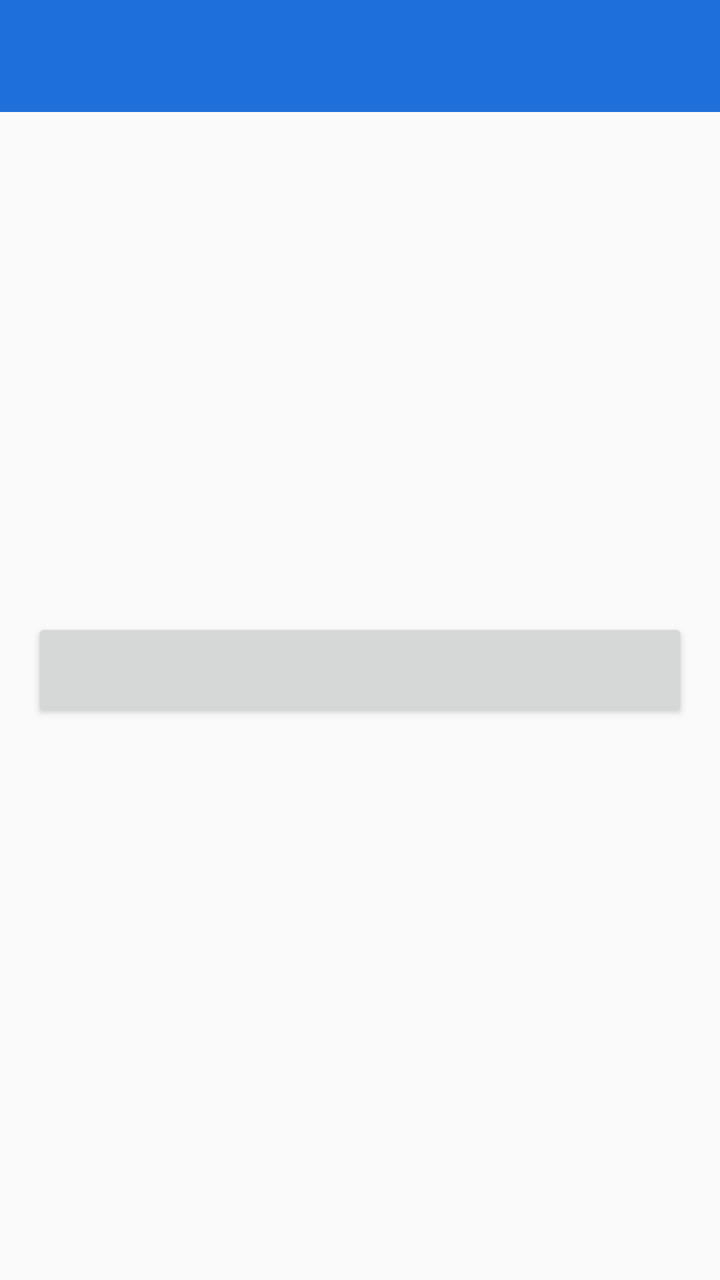
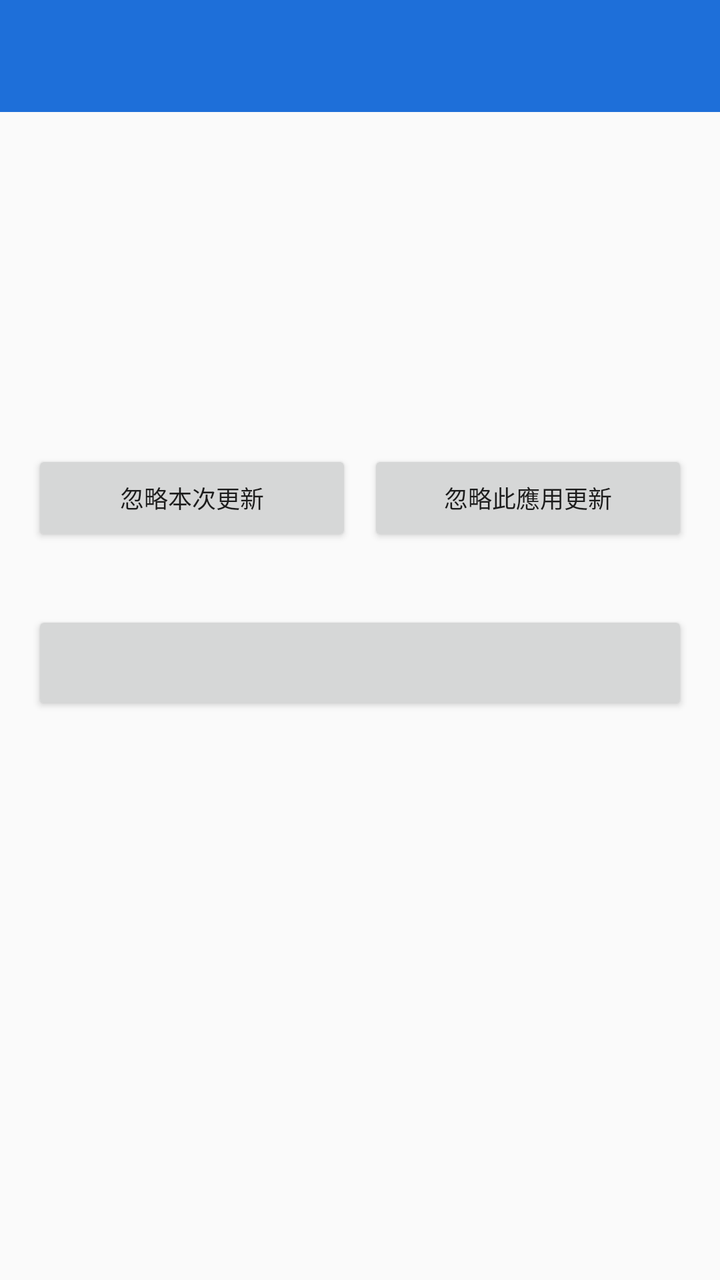

An Android layout rendered at two revisions. The XML below is the earlier revision; the diff shows what the commit changed to produce the second picture.
<!-- AndroidManifest.xml: application theme Theme.YybLite -->
<!-- res/layout/activity_detail.xml -->
<?xml version="1.0" encoding="utf-8"?>
<LinearLayout xmlns:android="http://schemas.android.com/apk/res/android"
    android:layout_width="match_parent"
    android:layout_height="match_parent"
    android:orientation="vertical">

    <androidx.appcompat.widget.Toolbar
        android:id="@+id/toolbar"
        android:layout_width="match_parent"
        android:layout_height="?attr/actionBarSize"
        android:background="?attr/colorPrimary"
        android:theme="@style/ThemeOverlay.AppCompat.Dark.ActionBar"
        android:popupTheme="@style/ThemeOverlay.AppCompat.Light" />

    <ScrollView
        android:layout_width="match_parent"
        android:layout_height="0dp"
        android:layout_weight="1"
        android:fillViewport="true">

        <LinearLayout
            android:layout_width="match_parent"
            android:layout_height="wrap_content"
            android:orientation="vertical"
            android:paddingStart="16dp"
            android:paddingTop="8dp"
            android:paddingEnd="16dp"
            android:paddingBottom="16dp">

            <LinearLayout
                android:layout_width="match_parent"
                android:layout_height="wrap_content"
                android:gravity="center_vertical"
                android:orientation="horizontal"
                android:paddingTop="8dp"
                android:paddingBottom="8dp">

                <ImageView
                    android:id="@+id/icon"
                    android:layout_width="72dp"
                    android:layout_height="72dp"
                    android:contentDescription="@null"
                    android:scaleType="fitCenter"
                    android:src="@android:drawable/sym_def_app_icon" />

                <LinearLayout
                    android:layout_width="0dp"
                    android:layout_height="wrap_content"
                    android:layout_marginStart="14dp"
                    android:layout_weight="1"
                    android:orientation="vertical">

                    <TextView
                        android:id="@+id/name"
                        android:layout_width="match_parent"
                        android:layout_height="wrap_content"
                        android:textSize="20sp"
                        android:textStyle="bold" />

                    <TextView
                        android:id="@+id/developer"
                        android:layout_width="match_parent"
                        android:layout_height="wrap_content"
                        android:layout_marginTop="4dp"
                        android:textSize="13sp" />

                    <TextView
                        android:id="@+id/meta"
                        android:layout_width="match_parent"
                        android:layout_height="wrap_content"
                        android:layout_marginTop="2dp"
                        android:textSize="12sp" />
                </LinearLayout>
            </LinearLayout>

            <TextView
                android:id="@+id/versions"
                android:layout_width="match_parent"
                android:layout_height="wrap_content"
                android:paddingTop="8dp"
                android:paddingBottom="4dp"
                android:textSize="14sp" />

            <TextView
                android:id="@+id/size"
                android:layout_width="match_parent"
                android:layout_height="wrap_content"
                android:paddingTop="2dp"
                android:paddingBottom="2dp"
                android:textSize="14sp" />

            <TextView
                android:id="@+id/abi"
                android:layout_width="match_parent"
                android:layout_height="wrap_content"
                android:paddingTop="2dp"
                android:paddingBottom="8dp"
                android:textSize="14sp" />

            <HorizontalScrollView
                android:layout_width="match_parent"
                android:layout_height="wrap_content"
                android:scrollbars="none">

                <LinearLayout
                    android:id="@+id/screenshots"
                    android:layout_width="wrap_content"
                    android:layout_height="wrap_content"
                    android:orientation="horizontal" />
            </HorizontalScrollView>

            <TextView
                android:id="@+id/intro"
                android:layout_width="match_parent"
                android:layout_height="wrap_content"
                android:paddingTop="12dp"
                android:paddingBottom="12dp"
                android:textSize="13sp" />

            <TextView
                android:id="@+id/status"
                android:layout_width="match_parent"
                android:layout_height="wrap_content"
                android:paddingBottom="8dp"
                android:textSize="12sp" />

            <Button
                android:id="@+id/action"
                android:layout_width="match_parent"
                android:layout_height="52dp"
                android:layout_marginTop="8dp"
                android:textSize="16sp" />
        </LinearLayout>
    </ScrollView>
</LinearLayout>
<!-- resources referenced by this layout -->
<resources>
  <style name="Theme.YybLite" parent="Theme.AppCompat.DayNight.NoActionBar">
          <item name="colorPrimary">#FF1E6FD9</item>
          <item name="colorPrimaryDark">#FF14539F</item>
          <item name="colorAccent">#FF1E6FD9</item>
      </style>
</resources>

<!-- the commit's change to res/layout/activity_detail.xml (unified diff, before → after) -->
@@ -33,7 +33,7 @@
                 android:gravity="center_vertical"
                 android:orientation="horizontal"
                 android:paddingTop="8dp"
-                android:paddingBottom="8dp">
+                android:paddingBottom="4dp">
 
                 <ImageView
                     android:id="@+id/icon"
@@ -58,6 +58,13 @@
                         android:textStyle="bold" />
 
                     <TextView
+                        android:id="@+id/slogan"
+                        android:layout_width="match_parent"
+                        android:layout_height="wrap_content"
+                        android:layout_marginTop="2dp"
+                        android:textSize="12sp" />
+
+                    <TextView
                         android:id="@+id/developer"
                         android:layout_width="match_parent"
                         android:layout_height="wrap_content"
@@ -74,32 +81,30 @@
             </LinearLayout>
 
             <TextView
-                android:id="@+id/versions"
-                android:layout_width="match_parent"
-                android:layout_height="wrap_content"
-                android:paddingTop="8dp"
-                android:paddingBottom="4dp"
-                android:textSize="14sp" />
-
-            <TextView
-                android:id="@+id/size"
-                android:layout_width="match_parent"
-                android:layout_height="wrap_content"
-                android:paddingTop="2dp"
-                android:paddingBottom="2dp"
-                android:textSize="14sp" />
-
-            <TextView
-                android:id="@+id/abi"
-                android:layout_width="match_parent"
-                android:layout_height="wrap_content"
-                android:paddingTop="2dp"
-                android:paddingBottom="8dp"
-                android:textSize="14sp" />
+                android:id="@+id/official"
+                android:layout_width="wrap_content"
+                android:layout_height="wrap_content"
+                android:layout_marginTop="4dp"
+                android:background="?attr/colorControlHighlight"
+                android:paddingStart="8dp"
+                android:paddingTop="3dp"
+                android:paddingEnd="8dp"
+                android:paddingBottom="3dp"
+                android:text="@string/detail_official"
+                android:textSize="11sp"
+                android:visibility="gone" />
+
+            <LinearLayout
+                android:id="@+id/info"
+                android:layout_width="match_parent"
+                android:layout_height="wrap_content"
+                android:orientation="vertical"
+                android:paddingTop="10dp" />
 
             <HorizontalScrollView
                 android:layout_width="match_parent"
                 android:layout_height="wrap_content"
+                android:layout_marginTop="8dp"
                 android:scrollbars="none">
 
                 <LinearLayout
@@ -114,21 +119,94 @@
                 android:layout_width="match_parent"
                 android:layout_height="wrap_content"
                 android:paddingTop="12dp"
-                android:paddingBottom="12dp"
+                android:paddingBottom="4dp"
                 android:textSize="13sp" />
 
             <TextView
+                android:id="@+id/reviews_title"
+                android:layout_width="match_parent"
+                android:layout_height="wrap_content"
+                android:paddingTop="12dp"
+                android:text="@string/detail_reviews"
+                android:textSize="15sp"
+                android:textStyle="bold"
+                android:visibility="gone" />
+
+            <LinearLayout
+                android:id="@+id/reviews"
+                android:layout_width="match_parent"
+                android:layout_height="wrap_content"
+                android:orientation="vertical" />
+
+            <TextView
+                android:id="@+id/same_title"
+                android:layout_width="match_parent"
+                android:layout_height="wrap_content"
+                android:paddingTop="12dp"
+                android:text="@string/detail_same_developer"
+                android:textSize="15sp"
+                android:textStyle="bold"
+                android:visibility="gone" />
+
+            <LinearLayout
+                android:id="@+id/same"
+                android:layout_width="match_parent"
+                android:layout_height="wrap_content"
+                android:orientation="vertical" />
+
+            <TextView
+                android:id="@+id/history_title"
+                android:layout_width="match_parent"
+                android:layout_height="wrap_content"
+                android:paddingTop="12dp"
+                android:text="@string/detail_history"
+                android:textSize="15sp"
+                android:textStyle="bold"
+                android:visibility="gone" />
+
+            <LinearLayout
+                android:id="@+id/history"
+                android:layout_width="match_parent"
+                android:layout_height="wrap_content"
+                android:orientation="vertical" />
+
+            <LinearLayout
+                android:layout_width="match_parent"
+                android:layout_height="wrap_content"
+                android:layout_marginTop="12dp"
+                android:orientation="horizontal">
+
+                <Button
+                    android:id="@+id/ignore_once"
+                    android:layout_width="0dp"
+                    android:layout_height="wrap_content"
+                    android:layout_weight="1"
+                    android:text="@string/ignore_once"
+                    android:textSize="12sp" />
+
+                <Button
+                    android:id="@+id/ignore_forever"
+                    android:layout_width="0dp"
+                    android:layout_height="wrap_content"
+                    android:layout_marginStart="8dp"
+                    android:layout_weight="1"
+                    android:text="@string/ignore_forever"
+                    android:textSize="12sp" />
+            </LinearLayout>
+
+            <TextView
                 android:id="@+id/status"
                 android:layout_width="match_parent"
                 android:layout_height="wrap_content"
-                android:paddingBottom="8dp"
+                android:paddingTop="8dp"
+                android:paddingBottom="4dp"
                 android:textSize="12sp" />
 
             <Button
                 android:id="@+id/action"
                 android:layout_width="match_parent"
                 android:layout_height="52dp"
-                android:layout_marginTop="8dp"
+                android:layout_marginTop="4dp"
                 android:textSize="16sp" />
         </LinearLayout>
     </ScrollView>
<!-- resource entries referenced after the edit -->
@@ -1,5 +1,11 @@
 <!-- resources referenced by this layout -->
 <resources>
+  <string name="detail_history">版本歷史（本機記錄）</string>
+  <string name="detail_official">官方認證</string>
+  <string name="detail_reviews">用戶評價</string>
+  <string name="detail_same_developer">同開發者</string>
+  <string name="ignore_forever">忽略此應用更新</string>
+  <string name="ignore_once">忽略本次更新</string>
   <style name="Theme.YybLite" parent="Theme.AppCompat.DayNight.NoActionBar">
           <item name="colorPrimary">#FF1E6FD9</item>
           <item name="colorPrimaryDark">#FF14539F</item>
